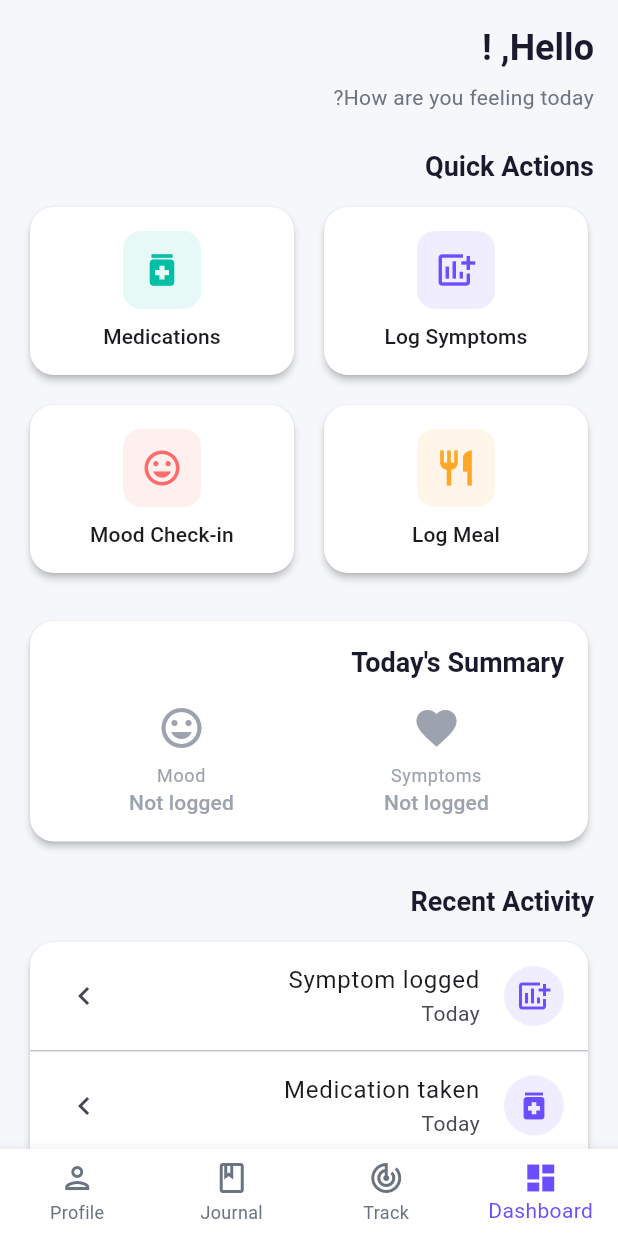
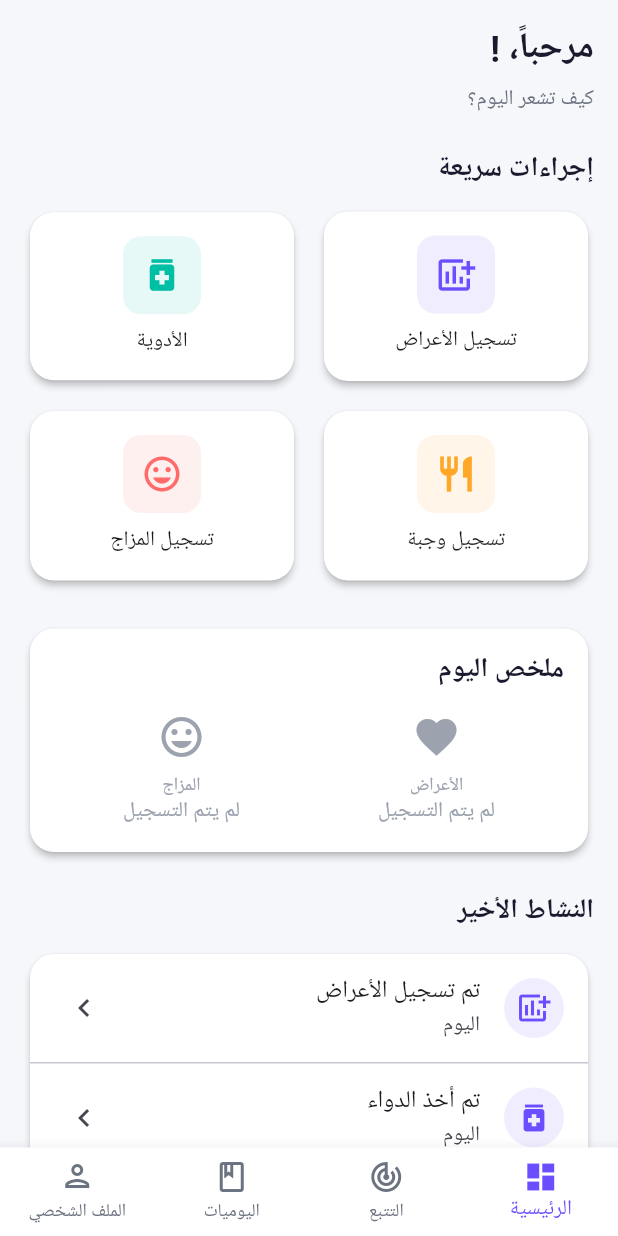
Before and after one commit to EngMotassem/crohnsapp, a Flutter app: the PatientHomeScreen screen opened directly, on a phone screen of 412 x 824 dp. Run offline on Flutter 3.47's test engine with Material 3 defaults, Android fonts, the phone set to English and light mode, and no system bars; our stand-ins replace cloud_firestore, firebase_auth, firebase_core, firebase_storage, image_picker, shared_preferences and 1 more; accounts and stored records are empty; generated files the repository leaves out were written again.

Commit message:
Update screens to use localized strings for language switching
Co-Authored-By: Eng Motassem <motassem2010@gmail.com>

```diff
--- a/lib/screens/patient/patient_home_screen.dart
+++ b/lib/screens/patient/patient_home_screen.dart
@@ -1,5 +1,6 @@
 import 'package:flutter/material.dart';
 import 'package:provider/provider.dart';
+import 'package:flutter_gen/gen_l10n/app_localizations.dart';
 import '../../providers/providers.dart';
 import '../../config/app_theme.dart';
 import 'symptom_tracking_screen.dart';
@@ -45,6 +46,7 @@ class _PatientHomeScreenState extends State<PatientHomeScreen> {
 
   @override
   Widget build(BuildContext context) {
+    final l10n = AppLocalizations.of(context)!;
     return Scaffold(
       body: IndexedStack(
         index: _currentIndex,
@@ -58,26 +60,26 @@ class _PatientHomeScreenState extends State<PatientHomeScreen> {
       bottomNavigationBar: BottomNavigationBar(
         currentIndex: _currentIndex,
         onTap: (index) => setState(() => _currentIndex = index),
-        items: const [
+        items: [
           BottomNavigationBarItem(
-            icon: Icon(Icons.dashboard_outlined),
-            activeIcon: Icon(Icons.dashboard),
-            label: 'Dashboard',
+            icon: const Icon(Icons.dashboard_outlined),
+            activeIcon: const Icon(Icons.dashboard),
+            label: l10n.dashboard,
           ),
           BottomNavigationBarItem(
-            icon: Icon(Icons.track_changes_outlined),
-            activeIcon: Icon(Icons.track_changes),
-            label: 'Track',
+            icon: const Icon(Icons.track_changes_outlined),
+            activeIcon: const Icon(Icons.track_changes),
+            label: l10n.track,
           ),
           BottomNavigationBarItem(
-            icon: Icon(Icons.book_outlined),
-            activeIcon: Icon(Icons.book),
-            label: 'Journal',
+            icon: const Icon(Icons.book_outlined),
+            activeIcon: const Icon(Icons.book),
+            label: l10n.journal,
           ),
           BottomNavigationBarItem(
-            icon: Icon(Icons.person_outlined),
-            activeIcon: Icon(Icons.person),
-            label: 'Profile',
+            icon: const Icon(Icons.person_outlined),
+            activeIcon: const Icon(Icons.person),
+            label: l10n.profile,
           ),
         ],
       ),
@@ -90,6 +92,7 @@ class _DashboardTab extends StatelessWidget {
 
   @override
   Widget build(BuildContext context) {
+    final l10n = AppLocalizations.of(context)!;
     final authProvider = context.watch<AuthProvider>();
     final symptomProvider = context.watch<SymptomProvider>();
     final moodProvider = context.watch<MoodProvider>();
@@ -101,32 +104,32 @@ class _DashboardTab extends StatelessWidget {
           crossAxisAlignment: CrossAxisAlignment.start,
           children: [
             Text(
-              'Hello, ${authProvider.user?.displayName ?? 'there'}!',
+              l10n.hello(authProvider.user?.displayName ?? 'there'),
               style: Theme.of(context).textTheme.headlineMedium,
             ),
             const SizedBox(height: 8),
             Text(
-              'How are you feeling today?',
+              l10n.howAreYouFeeling,
               style: Theme.of(context).textTheme.bodyMedium,
             ),
             const SizedBox(height: 24),
-            _buildQuickActions(context),
+            _buildQuickActions(context, l10n),
             const SizedBox(height: 24),
-            _buildTodaysSummary(context, symptomProvider, moodProvider),
+            _buildTodaysSummary(context, l10n, symptomProvider, moodProvider),
             const SizedBox(height: 24),
-            _buildRecentActivity(context),
+            _buildRecentActivity(context, l10n),
           ],
         ),
       ),
     );
   }
 
-  Widget _buildQuickActions(BuildContext context) {
+  Widget _buildQuickActions(BuildContext context, AppLocalizations l10n) {
     return Column(
       crossAxisAlignment: CrossAxisAlignment.start,
       children: [
         Text(
-          'Quick Actions',
+          l10n.quickActions,
           style: Theme.of(context).textTheme.titleLarge,
         ),
         const SizedBox(height: 12),
@@ -135,7 +138,7 @@ class _DashboardTab extends StatelessWidget {
             Expanded(
               child: _QuickActionCard(
                 icon: Icons.add_chart,
-                label: 'Log Symptoms',
+                label: l10n.logSymptoms,
                 color: AppTheme.primaryColor,
                 onTap: () => Navigator.push(
                   context,
@@ -149,7 +152,7 @@ class _DashboardTab extends StatelessWidget {
             Expanded(
               child: _QuickActionCard(
                 icon: Icons.medication,
-                label: 'Medications',
+                label: l10n.medications,
                 color: AppTheme.secondaryColor,
                 onTap: () => Navigator.push(
                   context,
@@ -167,7 +170,7 @@ class _DashboardTab extends StatelessWidget {
             Expanded(
               child: _QuickActionCard(
                 icon: Icons.restaurant,
-                label: 'Log Meal',
+                label: l10n.logMeal,
                 color: AppTheme.warningColor,
                 onTap: () => Navigator.push(
                   context,
@@ -181,7 +184,7 @@ class _DashboardTab extends StatelessWidget {
             Expanded(
               child: _QuickActionCard(
                 icon: Icons.mood,
-                label: 'Mood Check-in',
+                label: l10n.moodCheckin,
                 color: AppTheme.accentColor,
                 onTap: () => Navigator.push(
                   context,
@@ -199,6 +202,7 @@ class _DashboardTab extends StatelessWidget {
 
   Widget _buildTodaysSummary(
     BuildContext context,
+    AppLocalizations l10n,
     SymptomProvider symptomProvider,
     MoodProvider moodProvider,
   ) {
@@ -209,7 +213,7 @@ class _DashboardTab extends StatelessWidget {
           crossAxisAlignment: CrossAxisAlignment.start,
           children: [
             Text(
-              "Today's Summary",
+              l10n.todaysSummary,
               style: Theme.of(context).textTheme.titleLarge,
             ),
             const SizedBox(height: 16),
@@ -218,10 +222,10 @@ class _DashboardTab extends StatelessWidget {
                 Expanded(
                   child: _SummaryItem(
                     icon: Icons.favorite,
-                    label: 'Symptoms',
+                    label: l10n.symptoms,
                     value: symptomProvider.todaysEntry != null
-                        ? 'Logged'
-                        : 'Not logged',
+                        ? l10n.logged
+                        : l10n.notLogged,
                     color: symptomProvider.todaysEntry != null
                         ? AppTheme.successColor
                         : AppTheme.textLight,
@@ -230,10 +234,10 @@ class _DashboardTab extends StatelessWidget {
                 Expanded(
                   child: _SummaryItem(
                     icon: Icons.mood,
-                    label: 'Mood',
+                    label: l10n.mood,
                     value: moodProvider.todaysEntry != null
                         ? moodProvider.todaysEntry!.moodLevel.name
-                        : 'Not logged',
+                        : l10n.notLogged,
                     color: moodProvider.todaysEntry != null
                         ? AppTheme.successColor
                         : AppTheme.textLight,
@@ -247,12 +251,12 @@ class _DashboardTab extends StatelessWidget {
     );
   }
 
-  Widget _buildRecentActivity(BuildContext context) {
+  Widget _buildRecentActivity(BuildContext context, AppLocalizations l10n) {
     return Column(
       crossAxisAlignment: CrossAxisAlignment.start,
       children: [
         Text(
-          'Recent Activity',
+          l10n.recentActivity,
           style: Theme.of(context).textTheme.titleLarge,
         ),
         const SizedBox(height: 12),
@@ -277,12 +281,12 @@ class _DashboardTab extends StatelessWidget {
                 ),
                 title: Text(
                   index == 0
-                      ? 'Symptom logged'
+                      ? l10n.symptomLogged
                       : index == 1
-                          ? 'Medication taken'
-                          : 'Meal logged',
+                          ? l10n.medicationTaken
+                          : l10n.mealLogged,
                 ),
-                subtitle: Text('Today'),
+                subtitle: Text(l10n.today),
                 trailing: const Icon(Icons.chevron_right),
               );
             },
@@ -375,6 +379,7 @@ class _TrackingTab extends StatelessWidget {
 
   @override
   Widget build(BuildContext context) {
+    final l10n = AppLocalizations.of(context)!;
     return SafeArea(
       child: SingleChildScrollView(
         padding: const EdgeInsets.all(16),
@@ -382,14 +387,14 @@ class _TrackingTab extends StatelessWidget {
           crossAxisAlignment: CrossAxisAlignment.start,
           children: [
             Text(
-              'Track Your Health',
+              l10n.trackYourHealth,
               style: Theme.of(context).textTheme.headlineMedium,
             ),
             const SizedBox(height: 24),
             _TrackingOption(
               icon: Icons.add_chart,
-              title: 'Symptom Tracking',
-              description: 'Log pain, stool frequency, urgency, and fatigue',
+              title: l10n.symptomTracking,
+              description: l10n.symptomTrackingDesc,
               color: AppTheme.primaryColor,
               onTap: () => Navigator.push(
                 context,
@@ -400,8 +405,8 @@ class _TrackingTab extends StatelessWidget {
             ),
             _TrackingOption(
               icon: Icons.medication,
-              title: 'Medication Log',
-              description: 'Track doses, reminders, and side effects',
+              title: l10n.medicationLog,
+              description: l10n.medicationLogDesc,
               color: AppTheme.secondaryColor,
               onTap: () => Navigator.push(
                 context,
@@ -412,8 +417,8 @@ class _TrackingTab extends StatelessWidget {
             ),
             _TrackingOption(
               icon: Icons.restaurant,
-              title: 'Diet Tracking',
-              description: 'Log meals and identify food triggers',
+              title: l10n.dietTracking,
+              description: l10n.dietTrackingDesc,
               color: AppTheme.warningColor,
               onTap: () => Navigator.push(
                 context,
@@ -424,8 +429,8 @@ class _TrackingTab extends StatelessWidget {
             ),
             _TrackingOption(
               icon: Icons.mood,
-              title: 'Mood Check-in',
-              description: 'Track mood, stress, and sleep quality',
+              title: l10n.moodCheckinTitle,
+              description: l10n.moodCheckinDesc,
               color: AppTheme.accentColor,
               onTap: () => Navigator.push(
                 context,
@@ -436,8 +441,8 @@ class _TrackingTab extends StatelessWidget {
             ),
             _TrackingOption(
               icon: Icons.assignment,
-              title: 'SIBDQ Assessment',
-              description: 'Complete quality of life questionnaire',
+              title: l10n.sibdqAssessment,
+              description: l10n.sibdqAssessmentDesc,
               color: Colors.purple,
               onTap: () => Navigator.push(
                 context,
@@ -496,6 +501,7 @@ class _JournalTab extends StatelessWidget {
 
   @override
   Widget build(BuildContext context) {
+    final l10n = AppLocalizations.of(context)!;
     return SafeArea(
       child: SingleChildScrollView(
         padding: const EdgeInsets.all(16),
@@ -503,14 +509,14 @@ class _JournalTab extends StatelessWidget {
           crossAxisAlignment: CrossAxisAlignment.start,
           children: [
             Text(
-              'Your Journal',
+              l10n.yourJournal,
               style: Theme.of(context).textTheme.headlineMedium,
             ),
             const SizedBox(height: 24),
             _TrackingOption(
               icon: Icons.videocam,
-              title: 'Video Diary',
-              description: 'Record reflections and experiences',
+              title: l10n.videoDiary,
+              description: l10n.videoDiaryDesc,
               color: AppTheme.primaryColor,
               onTap: () => Navigator.push(
                 context,
@@ -521,8 +527,8 @@ class _JournalTab extends StatelessWidget {
             ),
             _TrackingOption(
               icon: Icons.edit_note,
-              title: 'Written Narratives',
-              description: 'Write about your journey and challenges',
+              title: l10n.writtenNarratives,
+              description: l10n.writtenNarrativesDesc,
               color: AppTheme.secondaryColor,
               onTap: () => Navigator.push(
                 context,
@@ -543,6 +549,7 @@ class _ProfileTab extends StatelessWidget {
 
   @override
   Widget build(BuildContext context) {
+    final l10n = AppLocalizations.of(context)!;
     final authProvider = context.watch<AuthProvider>();
 
     return SafeArea(
@@ -579,8 +586,7 @@ class _ProfileTab extends StatelessWidget {
                 children: [
                   ListTile(
                     leading: const Icon(Icons.settings_outlined),
-                    title: const Text('Settings'),
-                    subtitle: const Text('Language, privacy, and more'),
+                    title: Text(l10n.privacySettings),
                     trailing: const Icon(Icons.chevron_right),
                     onTap: () => Navigator.push(
                       context,
@@ -592,21 +598,21 @@ class _ProfileTab extends StatelessWidget {
                   const Divider(height: 1),
                   ListTile(
                     leading: const Icon(Icons.notifications_outlined),
-                    title: const Text('Notifications'),
+                    title: Text(l10n.notifications),
                     trailing: const Icon(Icons.chevron_right),
                     onTap: () {},
                   ),
                   const Divider(height: 1),
                   ListTile(
                     leading: const Icon(Icons.help_outline),
-                    title: const Text('Help & Support'),
+                    title: Text(l10n.helpSupport),
                     trailing: const Icon(Icons.chevron_right),
                     onTap: () {},
                   ),
                   const Divider(height: 1),
                   ListTile(
                     leading: const Icon(Icons.info_outline),
-                    title: const Text('About'),
+                    title: Text(l10n.about),
                     trailing: const Icon(Icons.chevron_right),
                     onTap: () {},
                   ),
@@ -619,7 +625,7 @@ class _ProfileTab extends StatelessWidget {
               child: OutlinedButton.icon(
                 onPressed: () => authProvider.signOut(),
                 icon: const Icon(Icons.logout),
-                label: const Text('Sign Out'),
+                label: Text(l10n.signOut),
                 style: OutlinedButton.styleFrom(
                   foregroundColor: AppTheme.errorColor,
                   side: const BorderSide(color: AppTheme.errorColor),
```
Also changed, not shown: lib/screens/auth/login_screen.dart (+15 -13 lines).
